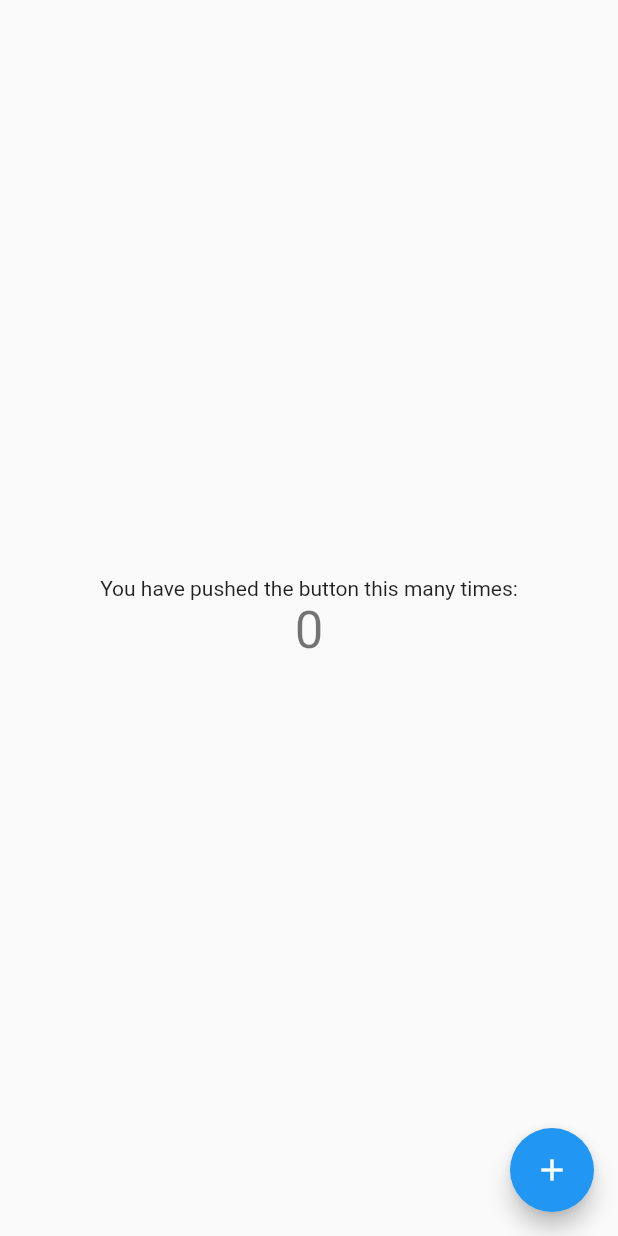
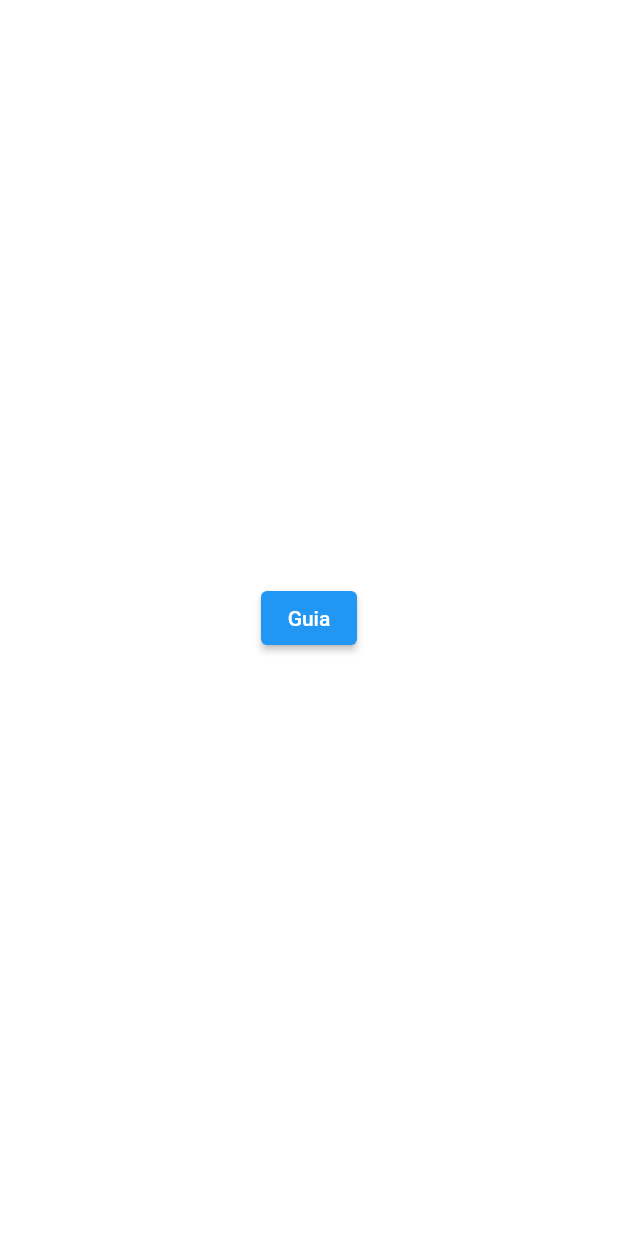
Before and after one commit to ArtMasson/flutter_guide_whitelabel, a Flutter app: the screen it shows after launch, on a phone screen of 412 x 824 dp. Run offline on Flutter 3.47's test engine with Material 2 defaults, Android fonts, the phone set to English and light mode, and no system bars; our stand-ins replace flutter_modular, url_strategy.

Commit message:
Added HomeModule and GuideModule

```diff
--- a/lib/app/modules/guide/presentation/pages/home/home_page.dart
+++ /dev/null
@@ -1,45 +0,0 @@
-import 'package:flutter/material.dart';
-
-class HomePage extends StatefulWidget {
-  const HomePage({
-    Key? key,
-  }) : super(key: key);
-
-  @override
-  State<HomePage> createState() => _HomePageState();
-}
-
-class _HomePageState extends State<HomePage> {
-  int _counter = 0;
-
-  void _incrementCounter() {
-    setState(() {
-      _counter++;
-    });
-  }
-
-  @override
-  Widget build(BuildContext context) {
-    return Scaffold(
-      body: Center(
-        child: Column(
-          mainAxisAlignment: MainAxisAlignment.center,
-          children: <Widget>[
-            const Text(
-              'You have pushed the button this many times:',
-            ),
-            Text(
-              '$_counter',
-              style: Theme.of(context).textTheme.headline4,
-            ),
-          ],
-        ),
-      ),
-      floatingActionButton: FloatingActionButton(
-        onPressed: _incrementCounter,
-        tooltip: 'Increment',
-        child: const Icon(Icons.add),
-      ),
-    );
-  }
-}
--- a/lib/app/modules/guide/presentation/pages/home/home_module.dart
+++ b/lib/app/modules/home/home_module.dart
@@ -1,5 +1,6 @@
-import 'package:flutter_guide_whitelabel/app/modules/guide/presentation/pages/home/home_page.dart';
 import 'package:flutter_modular/flutter_modular.dart';
+
+import 'home_page.dart';
 
 class HomeModule extends Module {
   @override
@@ -8,7 +9,7 @@ class HomeModule extends Module {
   @override
   final List<ModularRoute> routes = [
     ChildRoute(
-      Modular.initialRoute,
+      '/',
       child: (context, args) => const HomePage(),
     ),
   ];
--- /dev/null
+++ b/lib/app/modules/home/home_page.dart
@@ -0,0 +1,18 @@
+import 'package:flutter/material.dart';
+import 'package:flutter_modular/flutter_modular.dart';
+
+class HomePage extends StatelessWidget {
+  const HomePage({Key? key}) : super(key: key);
+
+  @override
+  Widget build(BuildContext context) {
+    return Center(
+      child: ElevatedButton(
+        child: const Text('Guia'),
+        onPressed: () {
+          Modular.to.navigate('/guide');
+        },
+      ),
+    );
+  }
+}
```
Also changed, not shown: lib/app/app_module.dart (+5 -2 lines), lib/app/modules/guide/guide_module.dart (+25 -3 lines), lib/app/modules/guide/guide_page.dart (added, +58 -0 lines).
